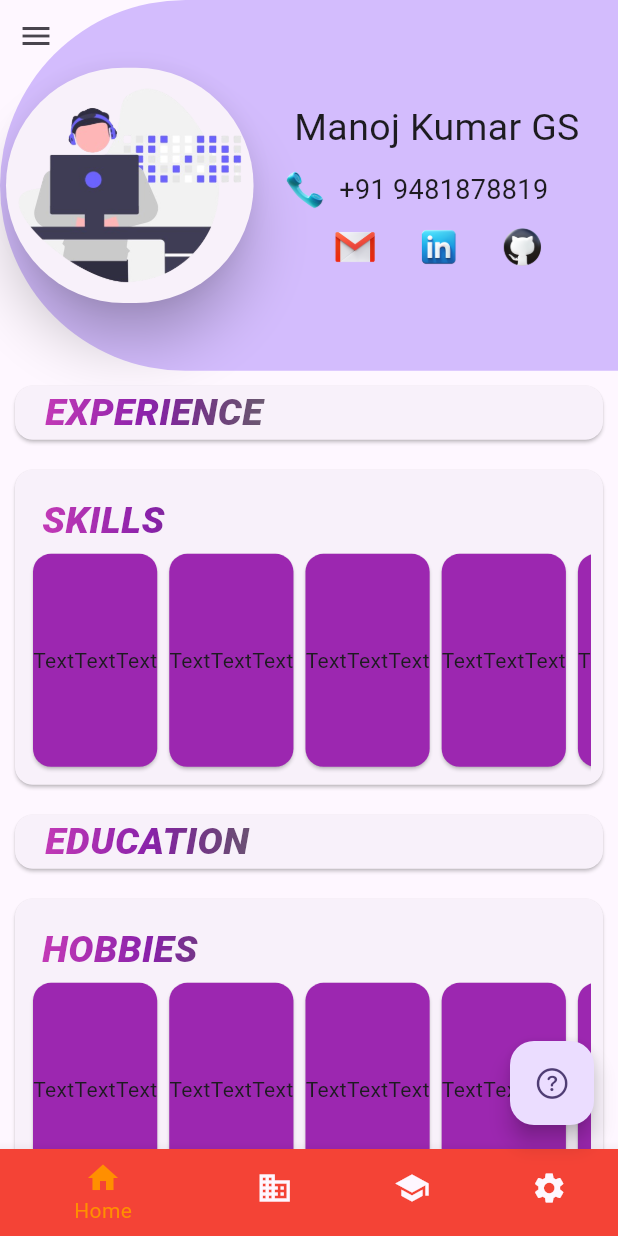
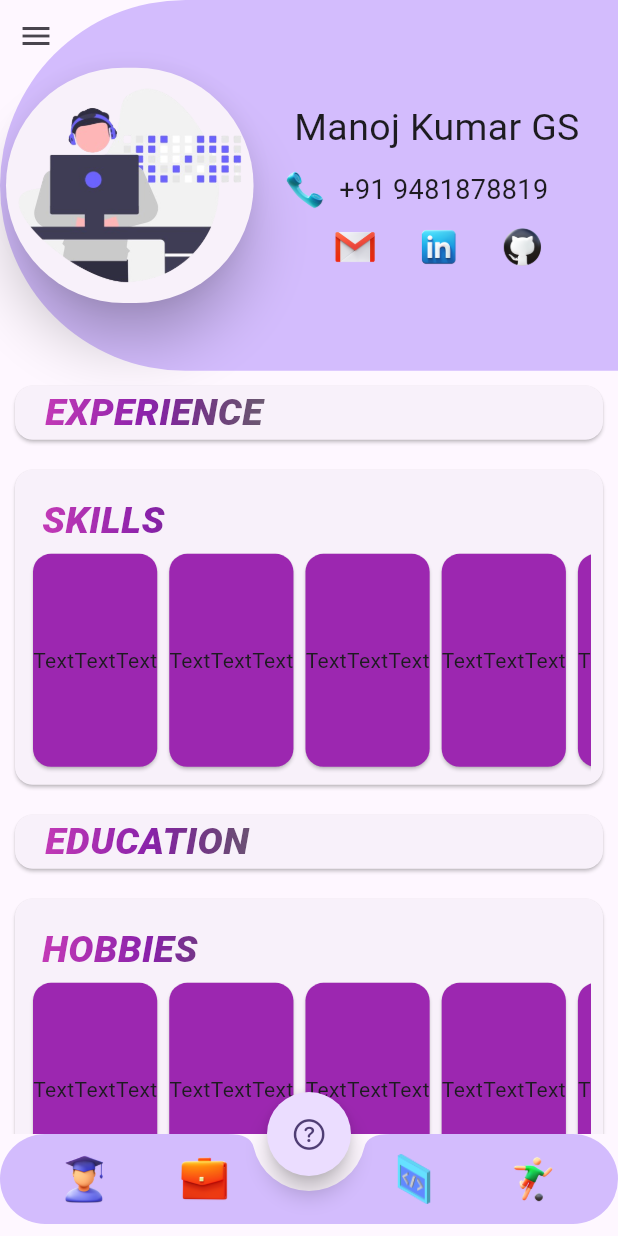
Before and after one commit to ManojKumar-GS/Portfolio, a Flutter app: the screen it shows after launch, on a phone screen of 412 x 824 dp. Run offline on Flutter 3.47's test engine with Material 3 defaults, Android fonts, the phone set to English and light mode, and no system bars.

Commit message:
bottom nav bar added

```diff
--- a/lib/screens/home_screen.dart
+++ b/lib/screens/home_screen.dart
@@ -17,26 +17,6 @@ class _MyHomePageState extends State<HomeScreen> {
   int _selectedIndex = 0;
   bool selected = false;
   Offset offset = const Offset(1, 0);
-  static const TextStyle optionStyle =
-      TextStyle(fontSize: 30, fontWeight: FontWeight.bold);
-  static const List<Widget> _widgetOptions = <Widget>[
-    Text(
-      'Index 0: Home',
-      style: optionStyle,
-    ),
-    Text(
-      'Index 1: Business',
-      style: optionStyle,
-    ),
-    Text(
-      'Index 2: School',
-      style: optionStyle,
-    ),
-    Text(
-      'Index 3: Settings',
-      style: optionStyle,
-    ),
-  ];
   void _onItemTapped(int index) {
     setState(() {
       _selectedIndex = index;
@@ -361,7 +341,11 @@ class _MyHomePageState extends State<HomeScreen> {
             ),
           ]),
         ),
+        floatingActionButtonLocation:
+            FloatingActionButtonLocation.miniCenterDocked,
         floatingActionButton: FloatingActionButton(
+          shape:
+              RoundedRectangleBorder(borderRadius: BorderRadius.circular(30)),
           onPressed: () {
             setState(() {
               selected = !selected;
@@ -412,32 +396,35 @@ class _MyHomePageState extends State<HomeScreen> {
             ),
           ),
         ),
-        bottomNavigationBar: BottomNavigationBar(
-          items: const <BottomNavigationBarItem>[
-            BottomNavigationBarItem(
-              icon: Icon(Icons.home),
-              label: 'Home',
-              backgroundColor: Colors.red,
+        bottomNavigationBar: Padding(
+          padding: const EdgeInsets.only(bottom: 8.0),
+          child: ClipRRect(
+            borderRadius: BorderRadius.circular(50.0),
+            child: BottomAppBar(
+              height: 60,
+              color: Theme.of(context).colorScheme.inversePrimary,
+              notchMargin: 10,
+              shape: const CircularNotchedRectangle(),
+              child: Row(
+                mainAxisAlignment: MainAxisAlignment.spaceBetween,
+                children: [
+                  Padding(
+                    padding: const EdgeInsets.only(left: 20.0),
+                    child: imageIcons(name: 'education', size: 40),
+                  ),
+                  Padding(
+                    padding: const EdgeInsets.only(right: 60.0),
+                    child: imageIcons(name: 'exp', size: 40),
+                  ),
+                  imageIcons(name: 'skills', size: 40),
+                  Padding(
+                    padding: const EdgeInsets.only(right: 20.0),
+                    child: imageIcons(name: 'hobby', size: 40),
+                  ),
+                ],
+              ),
             ),
-            BottomNavigationBarItem(
-              icon: Icon(Icons.business),
-              label: 'Business',
-              backgroundColor: Colors.green,
-            ),
-            BottomNavigationBarItem(
-              icon: Icon(Icons.school),
-              label: 'School',
-              backgroundColor: Colors.purple,
-            ),
-            BottomNavigationBarItem(
-              icon: Icon(Icons.settings),
-              label: 'Settings',
-              backgroundColor: Colors.pink,
-            ),
-          ],
-          currentIndex: _selectedIndex,
-          selectedItemColor: Colors.amber[800],
-          onTap: _onItemTapped,
+          ),
         ),
       ),
     );
```
